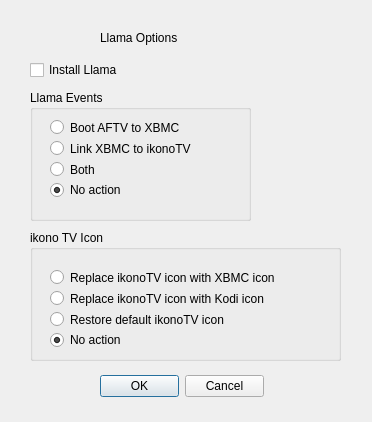
The window that llamadialog.ui (kbrack1/adbFire) describes before a commit, drawn with Qt 5.
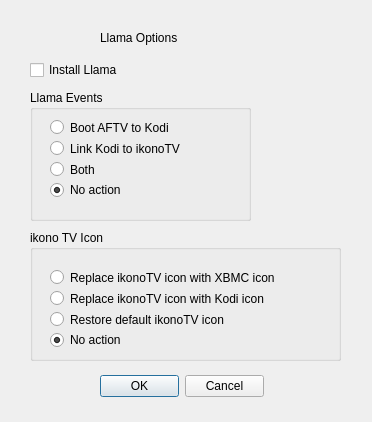
The same window after the commit.

Patch:
```diff
--- a/llamadialog.ui
+++ b/llamadialog.ui
@@ -54,7 +54,7 @@
         <string>&lt;html&gt;&lt;head/&gt;&lt;body&gt;&lt;p&gt;When the AFTV boots, XBMC automatically starts.&lt;/p&gt;&lt;/body&gt;&lt;/html&gt;</string>
        </property>
        <property name="text">
-        <string>Boot AFTV to XBMC</string>
+        <string>Boot AFTV to Kodi</string>
        </property>
        <property name="checked">
         <bool>false</bool>
@@ -67,7 +67,7 @@
         <string>&lt;html&gt;&lt;head/&gt;&lt;body&gt;&lt;p&gt;When Classic TV is launched, XBMC starts.&lt;/p&gt;&lt;/body&gt;&lt;/html&gt;</string>
        </property>
        <property name="text">
-        <string>Link XBMC to ikonoTV</string>
+        <string>Link Kodi to ikonoTV</string>
        </property>
        <property name="checked">
         <bool>false</bool>
```
